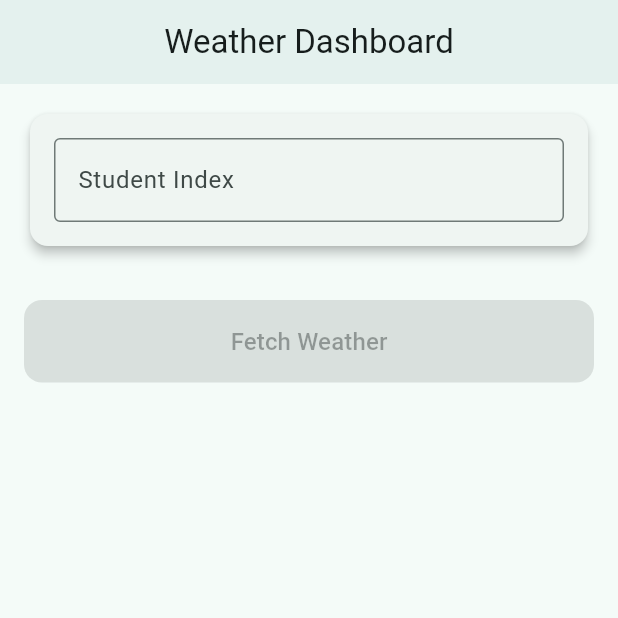
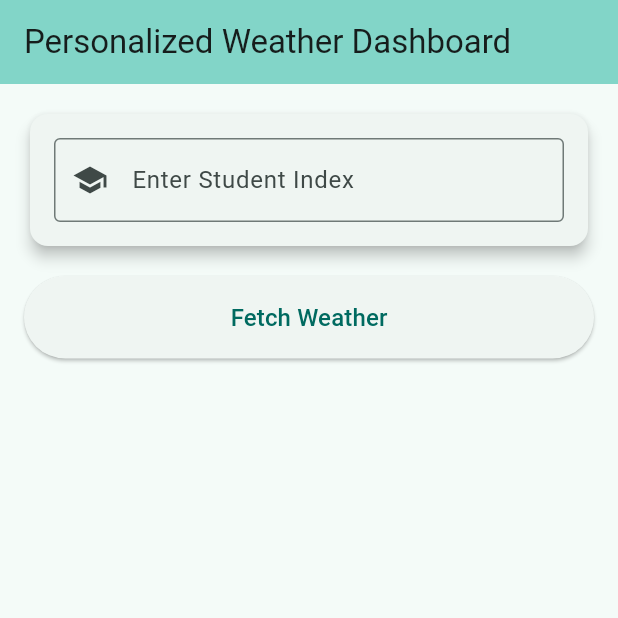
Before and after one commit to WedithaV/weather-app-frontend, a Flutter app: the screen it shows after launch, on a phone screen of 412 x 824 dp, the top half of it. Run offline on Flutter 3.47's test engine with Material 3 defaults, Android fonts, the phone set to English and light mode, and no system bars; our stand-ins replace shared_preferences.

```diff
--- a/weather_dashboard/lib/screens/dashboard_screen.dart
+++ b/weather_dashboard/lib/screens/dashboard_screen.dart
@@ -13,14 +13,19 @@ class DashboardScreen extends StatefulWidget {
 
 class _DashboardScreenState extends State<DashboardScreen> {
   final _indexCtrl = TextEditingController();
+
   double? _lat, _lon;
   String? _temp, _wind, _code, _time, _url;
-  bool _isLoading = false, _isCached = false;
+
+  bool _isLoading = false;
+  bool _isCached = false;
+
+  // Only one error variable — shown inside TextField
+  String? _indexError;
 
   @override
   void initState() {
     super.initState();
-    _indexCtrl.addListener(_updateCoords);
     _loadCache();
   }
 
@@ -30,20 +35,6 @@ class _DashboardScreenState extends State<DashboardScreen> {
     super.dispose();
   }
 
-  // Validate only when Fetch is pressed
-  bool _isValidIndex(String index) {
-    final regex = RegExp(r'^[0-9]{6}[A-Za-z]$');
-    return regex.hasMatch(index);
-  }
-
-  void _updateCoords() {
-    final coords = CoordsCalculator.fromIndex(_indexCtrl.text);
-    setState(() {
-      _lat = coords?['lat'];
-      _lon = coords?['lon'];
-    });
-  }
-
   Future<void> _loadCache() async {
     final data = await WeatherService.loadCacheOnly();
     if (data != null) {
@@ -51,46 +42,72 @@ class _DashboardScreenState extends State<DashboardScreen> {
     }
   }
 
+  bool _isValidIndex(String index) {
+    final regex = RegExp(r'^[0-9]{6}[A-Za-z]$');
+    return regex.hasMatch(index);
+  }
+
+  // MAIN FETCH METHOD — Updated as per your request
   Future<void> _fetch() async {
-    final index = _indexCtrl.text.trim();
+    final index = _indexCtrl.text.trim().toUpperCase();
+
+    // Always clear error first
+    setState(() => _indexError = null);
 
     if (!_isValidIndex(index)) {
-      _showSnack("Invalid index! Format must be: 6 digits + 1 letter (e.g. 224287X)");
+      setState(() {
+        _indexError = "Invalid format! Use 6 digits + 1 letter (e.g. 224287X)";
+      });
       return;
     }
 
-    if (_lat == null || _lon == null) {
-      _showSnack('Enter a valid index');
+    final coords = CoordsCalculator.fromIndex(index.substring(0, 4));
+    if (coords == null) {
+      setState(() {
+        _indexError = "Invalid coordinates from index";
+      });
       return;
     }
 
+    final lat = coords['lat']!;
+    final lon = coords['lon']!;
+
     setState(() => _isLoading = true);
 
-    final data = await WeatherService.fetchWeather(_lat!, _lon!);
+    final data = await WeatherService.fetchWeather(lat, lon);
 
     if (data != null) {
+      // Online → success
       _updateFromData(data, isCached: false);
+      setState(() => _indexError = null); // Clear any error
     } else {
-      setState(() => _isCached = true);
-      _showSnack('No internet – showing cached data');
+      // OFFLINE
+      final cached = await WeatherService.loadCacheOnly();
+      if (cached != null) {
+        _updateFromData(cached, isCached: true);
+        setState(() {
+          _indexError = "You are offline — showing cached data";
+        });
+      } else {
+        setState(() {
+          _indexError = "You are offline and no previous data";
+        });
+      }
     }
 
     setState(() => _isLoading = false);
   }
 
   void _updateFromData(Map<String, String> data, {required bool isCached}) {
-    final temp = data['info']!.split('•')[0].trim();
-    final wind = data['info']!.split('•')[1].trim();
-    final code = data['code']!;
-    final time = _formatTime(data['time']!);
-
     setState(() {
-      _temp = temp;
-      _wind = wind;
-      _code = code;
-      _time = time;
+      _temp = data['info']!.split('•')[0].trim();
+      _wind = data['info']!.split('•')[1].trim();
+      _code = data['code']!;
+      _time = _formatTime(data['time']!);
       _url = data['url'];
       _isCached = isCached;
+      _lat = double.tryParse(data['lat']!);
+      _lon = double.tryParse(data['lon']!);
     });
   }
 
@@ -102,128 +119,120 @@ class _DashboardScreenState extends State<DashboardScreen> {
     }
   }
 
-  void _showSnack(String msg) {
-    ScaffoldMessenger.of(context).showSnackBar(SnackBar(content: Text(msg)));
-  }
-
   Widget _weatherIcon(int code) {
-    if (code == 0) return const Icon(Icons.wb_sunny, size: 36, color: Colors.orange);
-    if (code <= 3) return const Icon(Icons.cloud, size: 36, color: Colors.grey);
-    if (code <= 48) return const Icon(Icons.grain, size: 36, color: Colors.blueGrey);
-    if (code <= 67) return const Icon(Icons.umbrella, size: 36, color: Colors.blue);
-    return const Icon(Icons.flash_on, size: 36, color: Colors.deepPurple);
+    if (code == 0) return const Icon(Icons.wb_sunny, size: 42, color: Colors.orange);
+    if (code <= 3) return const Icon(Icons.cloud, size: 42, color: Colors.grey);
+    if (code <= 48) return const Icon(Icons.grain, size: 42, color: Colors.blueGrey);
+    if (code <= 67) return const Icon(Icons.umbrella, size: 42, color: Colors.blue);
+    if (code <= 99) return const Icon(Icons.flash_on, size: 42, color: Colors.deepPurple);
+    return const Icon(Icons.help_outline, size: 42);
   }
 
   @override
   Widget build(BuildContext context) {
     final theme = Theme.of(context);
-    final canFetch = _lat != null && _lon != null && !_isLoading;
 
     return Scaffold(
       appBar: AppBar(
-        title: const Text('Weather Dashboard'),
-        centerTitle: true,
-        elevation: 2,
+        title: const Text("Personalized Weather Dashboard"),
+        backgroundColor: Theme.of(context).colorScheme.inversePrimary,
       ),
       body: SingleChildScrollView(
         padding: const EdgeInsets.all(16),
         child: Column(
-          crossAxisAlignment: CrossAxisAlignment.stretch,
           children: [
-            // INPUT FIELD (no live errors now)
+            // INPUT FIELD
             Card(
-              elevation: 3,
+              elevation: 4,
               child: Padding(
                 padding: const EdgeInsets.all(16),
                 child: TextField(
                   controller: _indexCtrl,
+                  inputFormatters: [UpperCaseTextFormatter()],
                   textCapitalization: TextCapitalization.characters,
                   decoration: InputDecoration(
-                    labelText: 'Student Index',
-                    hintText: 'e.g. 224287X',
+                    labelText: "Enter Student Index",
+                    hintText: "e.g. 224287X",
                     border: const OutlineInputBorder(),
+                    errorText: _indexError, // ← Offline message appears HERE in red
+                    errorMaxLines: 2,
+                    prefixIcon: const Icon(Icons.school),
                     suffixIcon: _indexCtrl.text.isNotEmpty
                         ? IconButton(
                             icon: const Icon(Icons.clear),
-                            onPressed: () => setState(() => _indexCtrl.clear()),
+                            onPressed: () {
+                              _indexCtrl.clear();
+                              setState(() {
+                                _indexError = null;
+                                _lat = _lon = _temp = _wind = _code = _time = _url = null;
+                                _isCached = false;
+                              });
+                            },
                           )
                         : null,
                   ),
+                  onSubmitted: (_) => _fetch(),
                 ),
               ),
             ),
 
-            const SizedBox(height: 12),
+            const SizedBox(height: 16),
 
+            // FETCH BUTTON
+            SizedBox(
+              width: double.infinity,
+              child: ElevatedButton(
+                onPressed: _isLoading ? null : _fetch,
+                style: ElevatedButton.styleFrom(padding: const EdgeInsets.symmetric(vertical: 16)),
+                child: _isLoading
+                    ? const CircularProgressIndicator(color: Colors.white)
+                    : const Text("Fetch Weather", style: TextStyle(fontSize: 16)),
+              ),
+            ),
+
+            const SizedBox(height: 20),
+
+            // LOCATION
             if (_lat != null && _lon != null)
               Card(
-                elevation: 2,
                 child: ListTile(
                   leading: const Icon(Icons.location_on, color: Colors.teal),
-                  title: Text(
-                    'Lat: ${_lat!.toStringAsFixed(2)}  •  Lon: ${_lon!.toStringAsFixed(2)}',
-                    style: theme.textTheme.titleMedium,
-                  ),
+                  title: Text("Location: ${_lat!.toStringAsFixed(2)}, ${_lon!.toStringAsFixed(2)}"),
                 ),
               ),
 
             const SizedBox(height: 20),
 
-            ElevatedButton(
-              onPressed: canFetch ? _fetch : null,
-              style: ElevatedButton.styleFrom(
-                padding: const EdgeInsets.symmetric(vertical: 16),
-                shape: RoundedRectangleBorder(borderRadius: BorderRadius.circular(12)),
-                elevation: 4,
-              ),
-              child: _isLoading
-                  ? const SizedBox(
-                      height: 20,
-                      width: 20,
-                      child: CircularProgressIndicator(strokeWidth: 2, color: Colors.white),
-                    )
-                  : const Text('Fetch Weather', style: TextStyle(fontSize: 16)),
-            ),
-
-            const SizedBox(height: 24),
-
-            if (_temp != null && _wind != null && _code != null)
+            // WEATHER CARD
+            if (_temp != null)
               Card(
-                elevation: 4,
-                shape: RoundedRectangleBorder(borderRadius: BorderRadius.circular(16)),
+                elevation: 5,
+                shape: RoundedRectangleBorder(borderRadius: BorderRadius.circular(20)),
                 child: Padding(
-                  padding: const EdgeInsets.all(20),
+                  padding: const EdgeInsets.all(24),
                   child: Column(
-                    crossAxisAlignment: CrossAxisAlignment.start,
                     children: [
                       Row(
                         children: [
-                          _weatherIcon(int.tryParse(_code!) ?? 0),
+                          _weatherIcon(int.tryParse(_code ?? "0") ?? 0),
                           const SizedBox(width: 12),
-                          const Text('Current Weather',
-                              style: TextStyle(fontSize: 18, fontWeight: FontWeight.bold)),
+                          const Text("Current Weather", style: TextStyle(fontSize: 20, fontWeight: FontWeight.bold)),
                           const Spacer(),
                           if (_isCached)
-                            Chip(
-                              label: const Text('Cached', style: TextStyle(fontSize: 10)),
+                            const Chip(
+                              label: Text("CACHED", style: TextStyle(fontSize: 10, color: Colors.white)),
                               backgroundColor: Colors.redAccent,
                             ),
                         ],
                       ),
-                      const Divider(height: 24),
-
-                      _buildInfoRow(Icons.thermostat, 'Temperature', _temp!, Colors.redAccent),
+                      const Divider(height: 32),
+                      _infoRow(Icons.thermostat, "Temperature", _temp!, Colors.redAccent),
                       const SizedBox(height: 12),
-                      _buildInfoRow(Icons.air, 'Wind Speed', _wind!, Colors.blue),
+                      _infoRow(Icons.air, "Wind Speed", _wind!, Colors.blue),
                       const SizedBox(height: 12),
-                      _buildInfoRow(Icons.tag, 'Weather Code', _code!, Colors.purple),
-
-                      const SizedBox(height: 16),
-
-                      Text(
-                        'Last updated: $_time',
-                        style: theme.textTheme.bodySmall!.copyWith(color: Colors.grey[600]),
-                      ),
+                      _infoRow(Icons.tag, "Weather Code", _code!, Colors.purple),
+                      const SizedBox(height: 20),
+                      Text("Last updated: $_time", style: TextStyle(color: Colors.grey[600])),
                     ],
                   ),
                 ),
@@ -231,20 +240,18 @@ class _DashboardScreenState extends State<DashboardScreen> {
 
             const SizedBox(height: 16),
 
+            // API URL (optional debug)
             if (_url != null)
-              GestureDetector(
-                onTap: () {
-                  Clipboard.setData(ClipboardData(text: _url!));
-                  _showSnack('Request URL copied!');
-                },
-                child: Chip(
-                  avatar: const Icon(Icons.link, size: 16),
-                  label: Text(
-                    _url!,
-                    style: const TextStyle(fontSize: 10),
-                    overflow: TextOverflow.ellipsis,
+              Card(
+                child: Padding(
+                  padding: const EdgeInsets.all(8),
+                  child: Row(
+                    children: [
+                      const Icon(Icons.link, size: 16),
+                      const SizedBox(width: 8),
+                      Expanded(child: Text(_url!, style: const TextStyle(fontSize: 10))),
+                    ],
                   ),
-                  backgroundColor: Colors.grey.shade200,
                 ),
               ),
           ],
@@ -253,19 +260,27 @@ class _DashboardScreenState extends State<DashboardScreen> {
     );
   }
 
-  Widget _buildInfoRow(IconData icon, String label, String value, Color color) {
+  Widget _infoRow(IconData icon, String label, String value, Color color) {
     return Row(
       children: [
-        Icon(icon, size: 28, color: color),
-        const SizedBox(width: 12),
+        Icon(icon, size: 32, color: color),
+        const SizedBox(width: 16),
         Column(
           crossAxisAlignment: CrossAxisAlignment.start,
           children: [
-            Text(label, style: const TextStyle(fontSize: 12, color: Colors.grey)),
-            Text(value, style: const TextStyle(fontSize: 18, fontWeight: FontWeight.bold)),
+            Text(label, style: const TextStyle(fontSize: 13, color: Colors.grey)),
+            Text(value, style: const TextStyle(fontSize: 22, fontWeight: FontWeight.bold)),
           ],
         ),
       ],
     );
   }
 }
+
+// Auto-uppercase input
+class UpperCaseTextFormatter extends TextInputFormatter {
+  @override
+  TextEditingValue formatEditUpdate(TextEditingValue oldValue, TextEditingValue newValue) {
+    return newValue.copyWith(text: newValue.text.toUpperCase());
+  }
+}
--- a/weather_dashboard/lib/services/weather_service.dart
+++ b/weather_dashboard/lib/services/weather_service.dart
@@ -20,6 +20,8 @@ class WeatherService {
           'time': DateTime.now().toIso8601String(),
           'url': url,
           'code': data['weathercode'].toString(),
+          'lat': lat.toString(),
+          'lon': lon.toString(),
         };
 
         await _save(result);
@@ -47,6 +49,8 @@ class WeatherService {
         'time': prefs.getString('time')!,
         'url': prefs.getString('url')!,
         'code': prefs.getString('code')!,
+        'lat': prefs.getString('lat')!,
+        'lon': prefs.getString('lon')!,
       };
     }
     return null;
```
